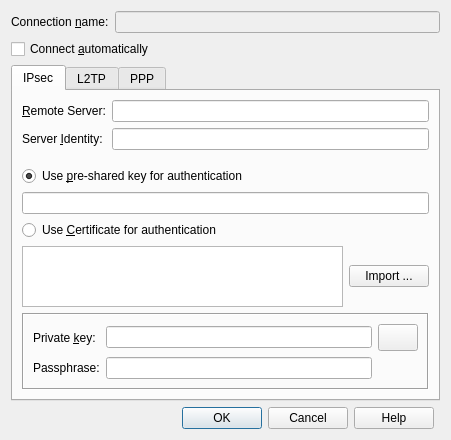
wejaeger/l2tp-ipsec-vpn, file src/dialogs/ConnectionSettingsDialog.ui: the form before one commit.
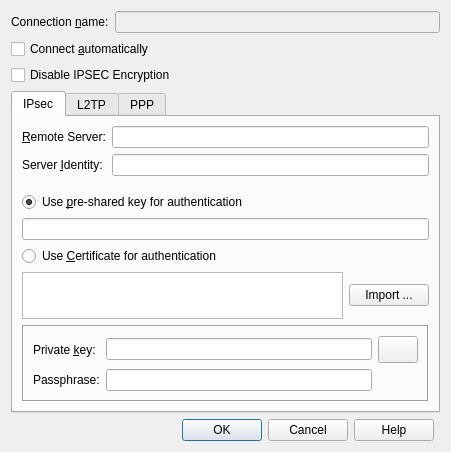
The form after the commit. Icons and pictures are not drawn.

Commit message: implemented new feature that allows pure L2tp connections, that is connections without IPSec encryption

What changed in the file:
```diff
--- a/src/dialogs/ConnectionSettingsDialog.ui
+++ b/src/dialogs/ConnectionSettingsDialog.ui
@@ -7,7 +7,7 @@
     <x>0</x>
     <y>0</y>
     <width>451</width>
-    <height>440</height>
+    <height>452</height>
    </rect>
   </property>
   <property name="windowTitle">
@@ -61,7 +61,7 @@
      </property>
     </widget>
    </item>
-   <item row="2" column="0" colspan="2">
+   <item row="3" column="0" colspan="2">
     <widget class="QTabWidget" name="m_pTabWidget">
      <property name="focusPolicy">
       <enum>Qt::StrongFocus</enum>
@@ -568,13 +568,20 @@
      </widget>
     </widget>
    </item>
-   <item row="3" column="0">
+   <item row="4" column="0">
     <widget class="QDialogButtonBox" name="m_pButtonBox">
      <property name="standardButtons">
       <set>QDialogButtonBox::Cancel|QDialogButtonBox::Help|QDialogButtonBox::Ok</set>
      </property>
     </widget>
    </item>
+   <item row="2" column="0">
+    <widget class="QCheckBox" name="m_pDisableIPSecEncryption">
+     <property name="text">
+      <string>Disable IPSEC Encryption</string>
+     </property>
+    </widget>
+   </item>
   </layout>
  </widget>
  <tabstops>
```
Left out of the diff: 1 changed line with no effect on the pictures. The commit also changes 14 other files.
